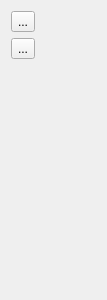
Before: the Qt Designer form App/toolbox.ui in djeada/FullScreen-Pencil-Draw, drawn with Qt 5.
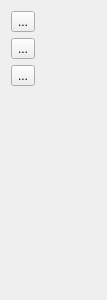
After: the same form once the commit is applied.

Commit message: added button for object selection

Patch:
```diff
--- a/App/toolbox.ui
+++ b/App/toolbox.ui
@@ -28,6 +28,13 @@
      </property>
     </widget>
    </item>
+   <item>
+    <widget class="QToolButton" name="buttonSelection">
+     <property name="text">
+      <string>...</string>
+     </property>
+    </widget>
+   </item>
    <item>
     <spacer name="verticalSpacer">
      <property name="orientation">
```
The commit also changes 5 other files.
